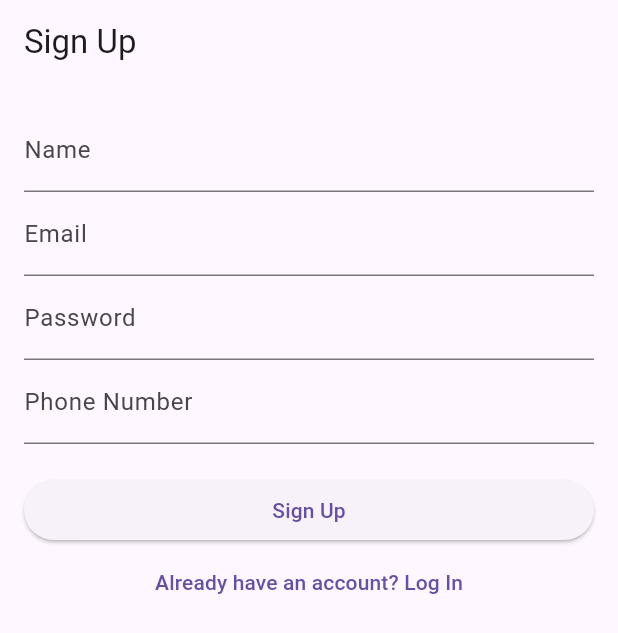
After one commit to Lailaehab/Hedieaty-Flutter-App, a Flutter app: the screen it shows after launch, on a phone screen of 412 x 824 dp. The commit adds this screen. Shown: the top 633 px of the screen. Run offline on Flutter 3.47's test engine with Material 3 defaults, Android fonts, the phone set to English and light mode, and no system bars; our stand-ins replace cloud_firestore, firebase_auth, firebase_core, firebase_messaging; accounts and stored records are empty.

Commit message:
user model/controller and authentication

```diff
--- /dev/null
+++ b/firestore.indexes.json
@@ -0,0 +1,4 @@
+{
+  "indexes": [],
+  "fieldOverrides": []
+}
--- /dev/null
+++ b/lib/controllers/authentication_controller.dart
@@ -0,0 +1,62 @@
+import 'package:firebase_auth/firebase_auth.dart';
+import 'package:cloud_firestore/cloud_firestore.dart';
+
+class AuthController {
+  final FirebaseAuth _auth = FirebaseAuth.instance;
+  final FirebaseFirestore _firestore = FirebaseFirestore.instance;
+
+  // Sign-Up Method
+  Future<String?> signUp(String name, String email, String password, String phoneNumber) async {
+    try {
+      // Validate email and password
+      if (email.isEmpty || password.length < 6) {
+        throw Exception("Invalid email or password.");
+      }
+
+      // Create user in Firebase Auth
+      UserCredential credential = await _auth.createUserWithEmailAndPassword(
+        email: email,
+        password: password,
+      );
+
+      // Add user to Firestore
+      await _firestore.collection('users').doc(credential.user!.uid).set({
+        'name': name,
+        'email': email,
+        'phoneNumber': phoneNumber,
+        'profilePicture': '', // Placeholder
+        'friends': [],
+        'pledgedGifts': [],
+      });
+
+      return credential.user!.uid;
+    } catch (e) {
+      print('Sign-Up Error: $e');
+      return null;
+    }
+  }
+
+  // Log-In Method
+  Future<User?> logIn(String email, String password) async {
+    try {
+      UserCredential credential = await _auth.signInWithEmailAndPassword(
+        email: email,
+        password: password,
+      );
+      return credential.user;
+    } on FirebaseAuthException catch (e) {
+      print('Log-In Error: ${e.message}');
+      return null;
+    }
+  }
+
+  // Log-Out Method
+  Future<void> logOut() async {
+    await _auth.signOut();
+  }
+
+  // Get Current User
+  User? getCurrentUser() {
+    return _auth.currentUser;
+  }
+}
--- /dev/null
+++ b/lib/models/user.dart
@@ -0,0 +1,42 @@
+class User {
+  final String userId;
+  final String name;
+  final String email;
+  final String phoneNumber;
+  final String? profilePicture;
+  final List<String> friends;
+  final List<String>? pledgedGifts;
+
+  User({
+    required this.userId,
+    required this.name,
+    required this.email,
+    required this.phoneNumber,
+    this.profilePicture,
+    required this.friends,
+    this.pledgedGifts,
+  });
+
+  factory User.fromFirestore(String userId, Map<String, dynamic> data) {
+    return User(
+      userId: userId,
+      name: data['name'],
+      email: data['email'],
+      phoneNumber: data['phoneNumber'],
+      profilePicture: data['profilePicture'],
+      friends: List<String>.from(data['friends']),
+      pledgedGifts: List<String>.from(data['pledgedGifts']),
+    );
+  }
+
+  Map<String, dynamic> toFirestore() {
+    return {
+      'name': name,
+      'email': email,
+      'phoneNumber': phoneNumber,
+      'profilePicture': profilePicture,
+      'friends': friends,
+      'pledgedGifts': pledgedGifts,
+    };
+  }
+}
--- /dev/null
+++ b/lib/signup.dart
@@ -0,0 +1,110 @@
+import 'package:flutter/material.dart';
+import 'package:hedieaty/login.dart';
+import '/controllers/authentication_controller.dart';
+
+class SignUpScreen extends StatefulWidget {
+  @override
+  _SignUpScreenState createState() => _SignUpScreenState();
+}
+
+class _SignUpScreenState extends State<SignUpScreen> {
+  final AuthController _authController = AuthController();
+
+  final TextEditingController _nameController = TextEditingController();
+  final TextEditingController _emailController = TextEditingController();
+  final TextEditingController _passwordController = TextEditingController();
+  final TextEditingController _phoneController = TextEditingController();
+
+  bool _isLoading = false;
+
+  void _signUp() async {
+    setState(() {
+      _isLoading = true;
+    });
+
+    final name = _nameController.text.trim();
+    final email = _emailController.text.trim();
+    final password = _passwordController.text.trim();
+    final phoneNumber = _phoneController.text.trim();
+
+    if (name.isEmpty || email.isEmpty || password.isEmpty || phoneNumber.isEmpty) {
+      ScaffoldMessenger.of(context).showSnackBar(
+        SnackBar(content: Text('Please fill out all fields')),
+      );
+      setState(() {
+        _isLoading = false;
+      });
+      return;
+    }
+
+    String? userId = await _authController.signUp(name, email, password, phoneNumber);
+
+    if (userId != null && !userId.startsWith("Error")) {
+      // Navigate to the HomePage
+      Navigator.pushReplacementNamed(context, '/home');
+    } else {
+      ScaffoldMessenger.of(context).showSnackBar(
+        SnackBar(content: Text(userId ?? 'Sign-Up Failed')),
+      );
+    }
+
+    setState(() {
+      _isLoading = false;
+    });
+  }
+
+  @override
+  Widget build(BuildContext context) {
+    return Scaffold(
+      appBar: AppBar(
+        title: Text('Sign Up'),
+      ),
+      body: Padding(
+        padding: const EdgeInsets.all(16.0),
+        child: SingleChildScrollView(
+          child: Column(
+            crossAxisAlignment: CrossAxisAlignment.stretch,
+            children: [
+              TextField(
+                controller: _nameController,
+                decoration: InputDecoration(labelText: 'Name'),
+              ),
+              TextField(
+                controller: _emailController,
+                decoration: InputDecoration(labelText: 'Email'),
+                keyboardType: TextInputType.emailAddress,
+              ),
+              TextField(
+                controller: _passwordController,
+                decoration: InputDecoration(labelText: 'Password'),
+                obscureText: true,
+              ),
+              TextField(
+                controller: _phoneController,
+                decoration: InputDecoration(labelText: 'Phone Number'),
+                keyboardType: TextInputType.phone,
+              ),
+              SizedBox(height: 20),
+              _isLoading
+                  ? Center(child: CircularProgressIndicator())
+                  : ElevatedButton(
+                      onPressed: _signUp,
+                      child: Text('Sign Up'),
+                    ),
+              TextButton(
+                onPressed: () {
+                  // Navigate to Login Page
+                  Navigator.pushReplacement(
+                    context,
+                    MaterialPageRoute(builder: (context) => LoginPage()),
+                  );
+                },
+                child: Text('Already have an account? Log In'),
+              ),
+            ],
+          ),
+        ),
+      ),
+    );
+  }
+}
```
Also changed, not shown: lib/controllers/user_controller.dart (added, +51 -0 lines), lib/home_page.dart (+12 -0 lines), lib/login.dart (added, +48 -0 lines), lib/main.dart (+18 -4 lines), lib/my_gift_details.dart (+54 -0 lines), pubspec.yaml (+15 -2 lines), firebase.json (added), lib/firebase_options.dart (added), pubspec.lock, 10 other files.
